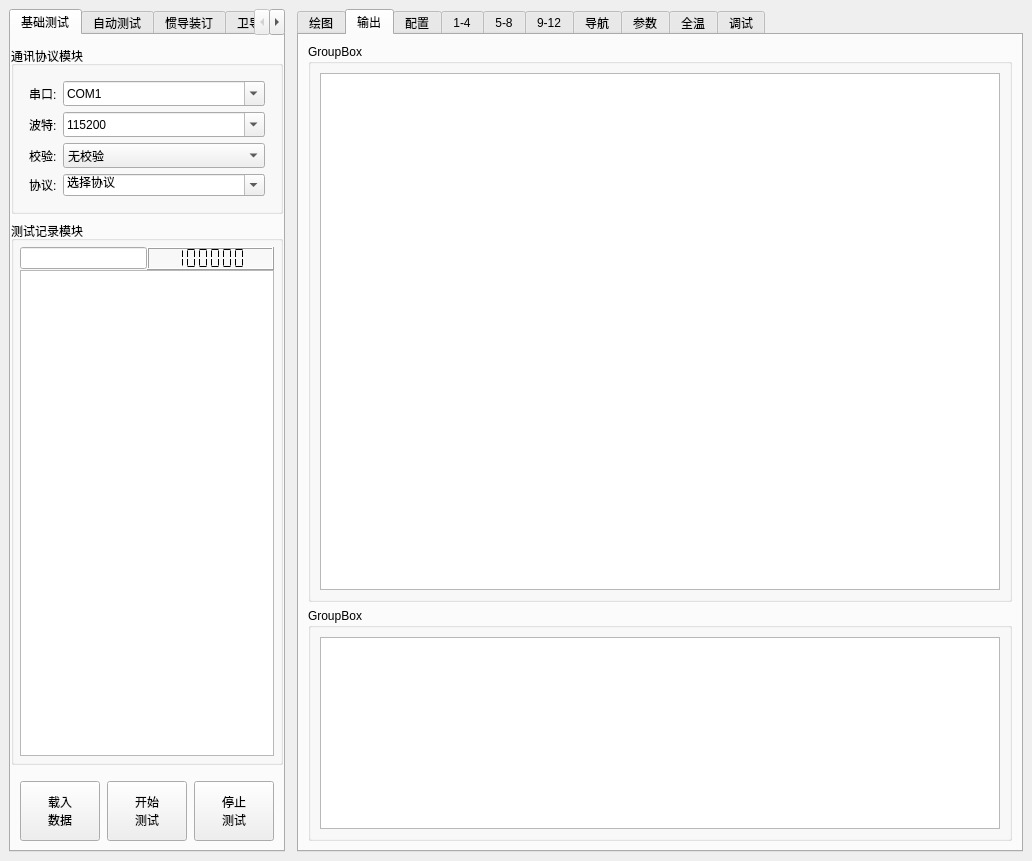
The window that Automated_testingV1.3.ui (CopilotAlice/General_autoTest_Host) describes before a commit, drawn with Qt 5.
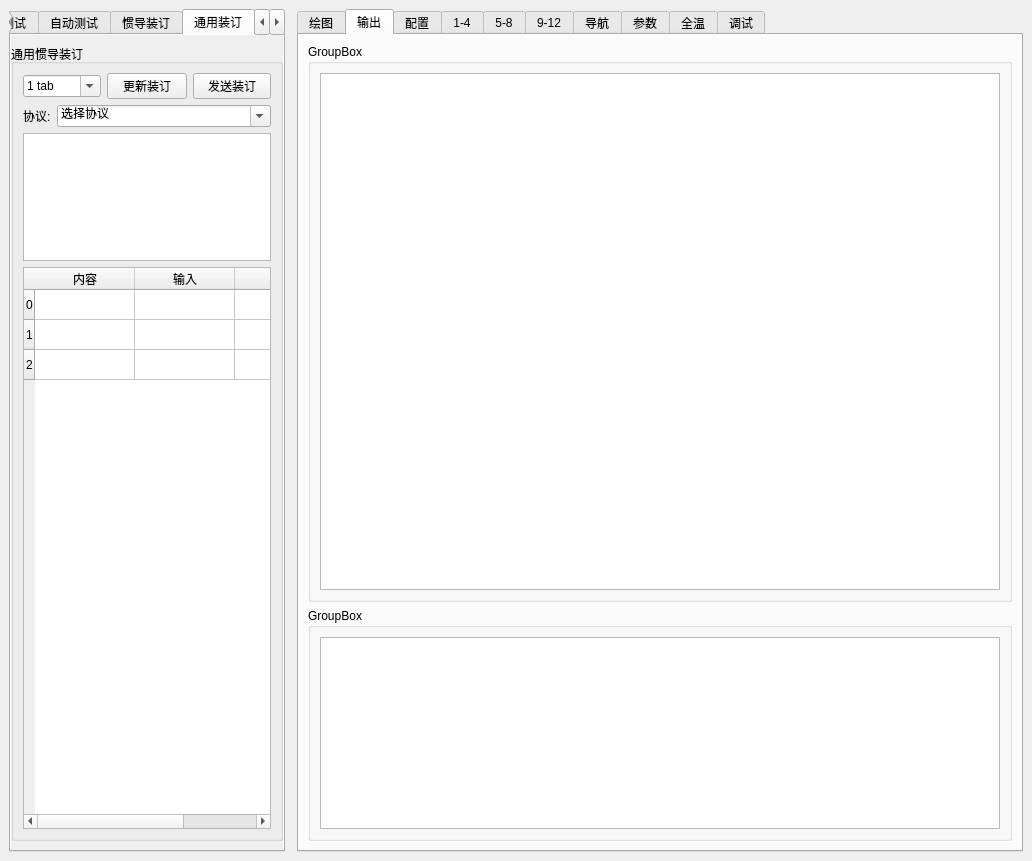
The same window after the commit. The open tabs and pages were chosen to show the change. Custom widgets are drawn as their Qt base class.

Patch:
```diff
--- a/Automated_testingV1.3.ui
+++ b/Automated_testingV1.3.ui
@@ -7,7 +7,7 @@
     <x>0</x>
     <y>0</y>
     <width>1032</width>
-    <height>842</height>
+    <height>858</height>
    </rect>
   </property>
   <property name="windowTitle">
@@ -5276,6 +5276,241 @@
         </item>
        </layout>
       </widget>
+      <widget class="QWidget" name="tab_16">
+       <attribute name="title">
+        <string>通用装订</string>
+       </attribute>
+       <layout class="QVBoxLayout" name="verticalLayout_33">
+        <property name="spacing">
+         <number>0</number>
+        </property>
+        <property name="leftMargin">
+         <number>0</number>
+        </property>
+        <property name="topMargin">
+         <number>0</number>
+        </property>
+        <property name="rightMargin">
+         <number>0</number>
+        </property>
+        <property name="bottomMargin">
+         <number>0</number>
+        </property>
+        <item>
+         <widget class="QScrollArea" name="scrollArea_4">
+          <property name="contextMenuPolicy">
+           <enum>Qt::DefaultContextMenu</enum>
+          </property>
+          <property name="frameShape">
+           <enum>QFrame::NoFrame</enum>
+          </property>
+          <property name="horizontalScrollBarPolicy">
+           <enum>Qt::ScrollBarAsNeeded</enum>
+          </property>
+          <property name="widgetResizable">
+           <bool>true</bool>
+          </property>
+          <widget class="QWidget" name="scrollAreaWidgetContents_4">
+           <property name="geometry">
+            <rect>
+             <x>0</x>
+             <y>0</y>
+             <width>315</width>
+             <height>808</height>
+            </rect>
+           </property>
+           <layout class="QVBoxLayout" name="verticalLayout_34">
+            <property name="leftMargin">
+             <number>0</number>
+            </property>
+            <property name="rightMargin">
+             <number>0</number>
+            </property>
+            <item>
+             <widget class="QGroupBox" name="groupBox_30">
+              <property name="title">
+               <string>通用惯导装订</string>
+              </property>
+              <layout class="QVBoxLayout" name="verticalLayout_35">
+               <item>
+                <layout class="QHBoxLayout" name="horizontalLayout_34">
+                 <item>
+                  <widget class="QComboBox" name="comboBox_general_com">
+                   <property name="sizePolicy">
+                    <sizepolicy hsizetype="Minimum" vsizetype="Fixed">
+                     <horstretch>0</horstretch>
+                     <verstretch>0</verstretch>
+                    </sizepolicy>
+                   </property>
+                   <property name="toolTip">
+                    <string>&lt;html&gt;&lt;head/&gt;&lt;body&gt;&lt;p&gt;串口&lt;/p&gt;&lt;/body&gt;&lt;/html&gt;</string>
+                   </property>
+                   <property name="editable">
+                    <bool>true</bool>
+                   </property>
+                   <item>
+                    <property name="text">
+                     <string>1 tab</string>
+                    </property>
+                   </item>
+                   <item>
+                    <property name="text">
+                     <string>2 tab</string>
+                    </property>
+                   </item>
+                   <item>
+                    <property name="text">
+                     <string>3 tab</string>
+                    </property>
+                   </item>
+                  </widget>
+                 </item>
+                 <item>
+                  <widget class="QPushButton" name="pushButton_general_update">
+                   <property name="text">
+                    <string>更新装订</string>
+                   </property>
+                  </widget>
+                 </item>
+                 <item>
+                  <widget class="QPushButton" name="pushButton_general_send">
+                   <property name="sizePolicy">
+                    <sizepolicy hsizetype="Ignored" vsizetype="Fixed">
+                     <horstretch>0</horstretch>
+                     <verstretch>0</verstretch>
+                    </sizepolicy>
+                   </property>
+                   <property name="text">
+                    <string>发送装订</string>
+                   </property>
+                  </widget>
+                 </item>
+                </layout>
+               </item>
+               <item>
+                <layout class="QHBoxLayout" name="horizontalLayout_35">
+                 <item>
+                  <widget class="QLabel" name="label_215">
+                   <property name="sizePolicy">
+                    <sizepolicy hsizetype="Maximum" vsizetype="Preferred">
+                     <horstretch>0</horstretch>
+                     <verstretch>0</verstretch>
+                    </sizepolicy>
+                   </property>
+                   <property name="text">
+                    <string>协议:</string>
+                   </property>
+                  </widget>
+                 </item>
+                 <item>
+                  <widget class="QComboBox" name="comboBox_general_rule">
+                   <property name="editable">
+                    <bool>true</bool>
+                   </property>
+                   <item>
+                    <property name="text">
+                     <string>选择协议</string>
+                    </property>
+                   </item>
+                  </widget>
+                 </item>
+                </layout>
+               </item>
+               <item>
+                <widget class="QTextEdit" name="textEdit_general_msg">
+                 <property name="maximumSize">
+                  <size>
+                   <width>16777215</width>
+                   <height>128</height>
+                  </size>
+                 </property>
+                </widget>
+               </item>
+               <item>
+                <widget class="QTableWidget" name="tableWidget_general_show">
+                 <property name="autoFillBackground">
+                  <bool>true</bool>
+                 </property>
+                 <property name="dragEnabled">
+                  <bool>true</bool>
+                 </property>
+                 <row>
+                  <property name="text">
+                   <string>0</string>
+                  </property>
+                 </row>
+                 <row>
+                  <property name="text">
+                   <string>1</string>
+                  </property>
+                 </row>
+                 <row>
+                  <property name="text">
+                   <string>2</string>
+                  </property>
+                 </row>
+                 <column>
+                  <property name="text">
+                   <string>内容</string>
+                  </property>
+                  <property name="font">
+                   <font>
+                    <weight>50</weight>
+                    <bold>false</bold>
+                   </font>
+                  </property>
+                 </column>
+                 <column>
+                  <property name="text">
+                   <string>输入</string>
+                  </property>
+                 </column>
+                 <column>
+                  <property name="text">
+                   <string>输出</string>
+                  </property>
+                 </column>
+                 <item row="0" column="0">
+                  <property name="text">
+                   <string/>
+                  </property>
+                 </item>
+                 <item row="0" column="1">
+                  <property name="text">
+                   <string/>
+                  </property>
+                 </item>
+                 <item row="1" column="0">
+                  <property name="text">
+                   <string/>
+                  </property>
+                 </item>
+                 <item row="1" column="1">
+                  <property name="text">
+                   <string/>
+                  </property>
+                 </item>
+                 <item row="2" column="0">
+                  <property name="text">
+                   <string/>
+                  </property>
+                 </item>
+                 <item row="2" column="1">
+                  <property name="text">
+                   <string/>
+                  </property>
+                 </item>
+                </widget>
+               </item>
+              </layout>
+             </widget>
+            </item>
+           </layout>
+          </widget>
+         </widget>
+        </item>
+       </layout>
+      </widget>
       <widget class="QWidget" name="tab_14">
        <attribute name="title">
         <string>卫导模拟</string>
```
Left out of the diff: 46 changed lines with no effect on the pictures.
